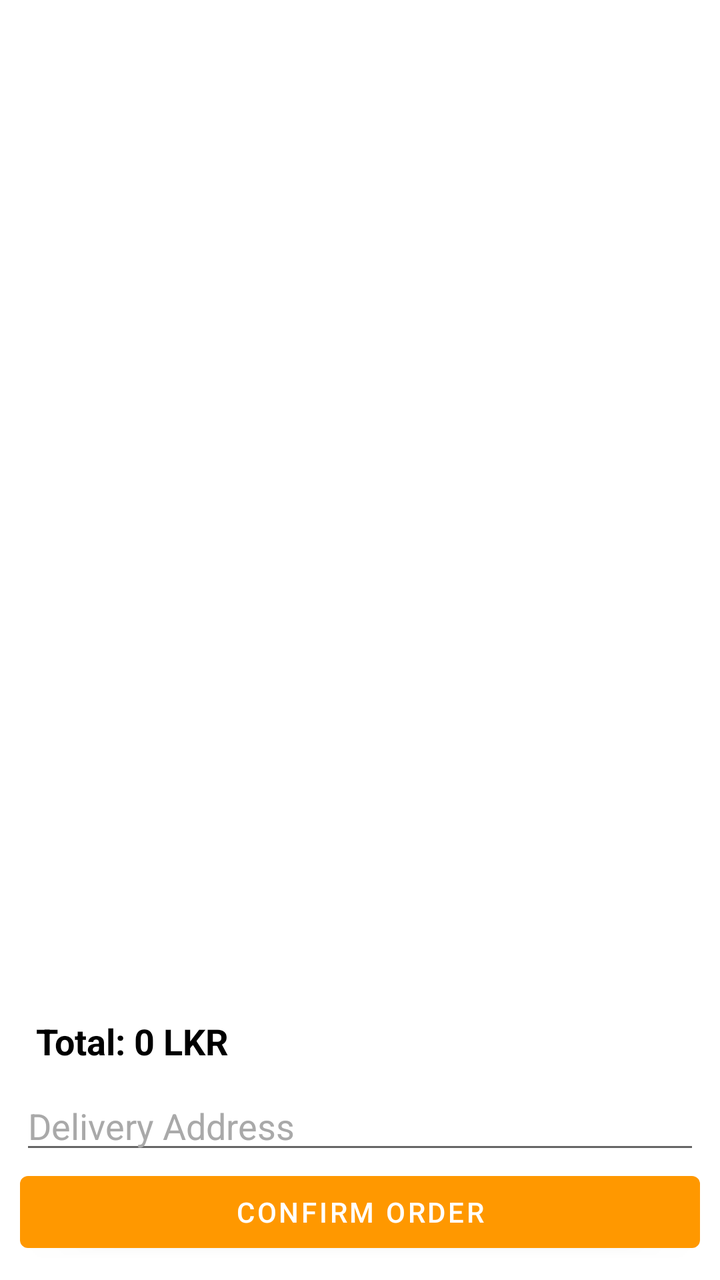
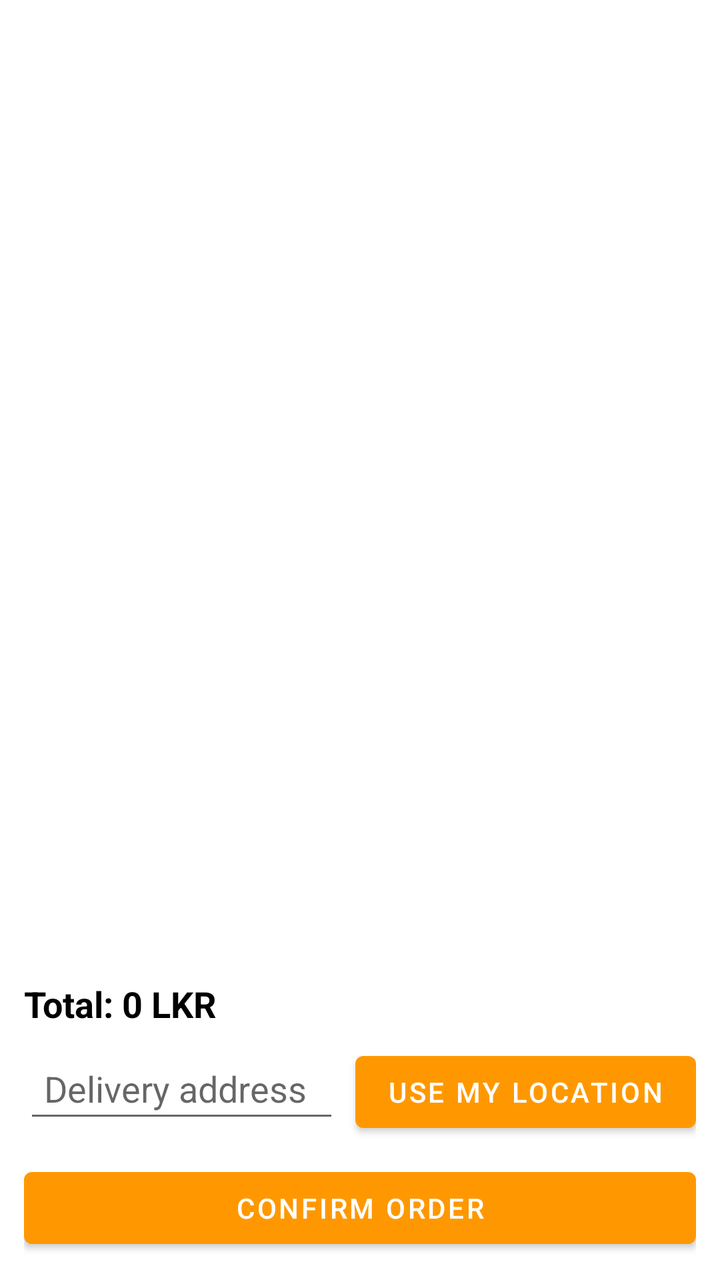

An Android layout rendered at two revisions. The XML below is the earlier revision; the diff shows what the commit changed to produce the second picture.
<!-- AndroidManifest.xml: application theme Theme.PizzaMania -->
<!-- res/layout/activity_cart.xml -->
<LinearLayout xmlns:android="http://schemas.android.com/apk/res/android"
    android:orientation="vertical" android:layout_width="match_parent"
    android:layout_height="match_parent" android:padding="10dp">
    <androidx.recyclerview.widget.RecyclerView
        android:id="@+id/cartRecycler" android:layout_width="match_parent"
        android:layout_height="0dp" android:layout_weight="1"
        android:layout_marginTop="30dp"/>
    <TextView
        android:id="@+id/textTotalCost" android:layout_width="match_parent"
        android:layout_height="wrap_content" android:text="Total: 0 LKR" android:textColor="@color/black"
        android:textStyle="bold" android:textSize="18sp" android:padding="8dp"/>
    <EditText
        android:id="@+id/editAddress" android:layout_width="match_parent"  android:textColorHint="@color/Dark_Gray"
        android:textColor="@color/black" android:layout_height="wrap_content" android:hint="Delivery Address" />
    <Button
        android:id="@+id/btnConfirmOrder" android:layout_width="match_parent"
        android:layout_height="wrap_content" android:text="Confirm Order"/>
</LinearLayout>
<!-- resources referenced by this layout -->
<resources>
  <color name="Dark_Gray">#A9A9A9</color>
  <color name="black">#000000</color>
  <style name="Theme.PizzaMania" parent="Theme.MaterialComponents.DayNight.NoActionBar">
          
          <item name="colorPrimary">@color/orange_500</item>
          <item name="colorPrimaryVariant">@color/orange_700</item>
          <item name="colorOnPrimary">@color/white</item>
  
          
          <item name="colorSecondary">@color/orange_200</item>
          <item name="colorSecondaryVariant">@color/orange_700</item>
          <item name="colorOnSecondary">@color/black</item>
  
          
          <item name="android:windowBackground">@color/white</item>
          <item name="android:statusBarColor">@color/orange_700</item>
      </style>
  <color name="orange_500">#FF9800</color>
  <color name="orange_700">#F57C00</color>
  <color name="white">#FFFFFF</color>
  <color name="orange_200">#FFCC80</color>
</resources>

<!-- the commit's change to res/layout/activity_cart.xml (unified diff, before → after) -->
@@ -1,18 +1,52 @@
+<?xml version="1.0" encoding="utf-8"?>
 <LinearLayout xmlns:android="http://schemas.android.com/apk/res/android"
     android:orientation="vertical" android:layout_width="match_parent"
-    android:layout_height="match_parent" android:padding="10dp">
+    android:layout_height="match_parent" android:padding="12dp"
+    android:background="@color/white">
+
     <androidx.recyclerview.widget.RecyclerView
-        android:id="@+id/cartRecycler" android:layout_width="match_parent"
-        android:layout_height="0dp" android:layout_weight="1"
-        android:layout_marginTop="30dp"/>
+        android:id="@+id/cartRecycler"
+        android:layout_width="match_parent"
+        android:layout_height="0dp"
+        android:layout_weight="1" />
+
     <TextView
-        android:id="@+id/textTotalCost" android:layout_width="match_parent"
-        android:layout_height="wrap_content" android:text="Total: 0 LKR" android:textColor="@color/black"
-        android:textStyle="bold" android:textSize="18sp" android:padding="8dp"/>
-    <EditText
-        android:id="@+id/editAddress" android:layout_width="match_parent"  android:textColorHint="@color/Dark_Gray"
-        android:textColor="@color/black" android:layout_height="wrap_content" android:hint="Delivery Address" />
+        android:id="@+id/textTotalCost"
+        android:layout_width="match_parent"
+        android:layout_height="wrap_content"
+        android:text="Total: 0 LKR"
+        android:textStyle="bold"
+        android:textSize="18sp"
+        android:paddingTop="8dp"
+        android:textColor="@color/black"/>
+
+    <LinearLayout
+        android:layout_width="match_parent"
+        android:layout_height="wrap_content"
+        android:orientation="horizontal"
+        android:paddingTop="8dp">
+
+        <EditText
+            android:id="@+id/editAddress"
+            android:layout_width="0dp"
+            android:layout_weight="1"
+            android:layout_height="wrap_content"
+            android:hint="Delivery address"
+            android:textColor="@color/black"
+            android:padding="10dp" />
+
+        <Button
+            android:id="@+id/btnUseLocation"
+            android:layout_width="wrap_content"
+            android:layout_height="wrap_content"
+            android:text="Use My Location"
+            android:layout_marginStart="8dp"/>
+    </LinearLayout>
+
     <Button
-        android:id="@+id/btnConfirmOrder" android:layout_width="match_parent"
-        android:layout_height="wrap_content" android:text="Confirm Order"/>
+        android:id="@+id/btnConfirmOrder"
+        android:layout_width="match_parent"
+        android:layout_height="wrap_content"
+        android:text="Confirm Order"
+        android:layout_marginTop="10dp"/>
 </LinearLayout>
<!-- resource entries referenced after the edit -->
@@ -1,6 +1,5 @@
 <!-- resources referenced by this layout -->
 <resources>
-  <color name="Dark_Gray">#A9A9A9</color>
   <color name="black">#000000</color>
   <style name="Theme.PizzaMania" parent="Theme.MaterialComponents.DayNight.NoActionBar">
           
